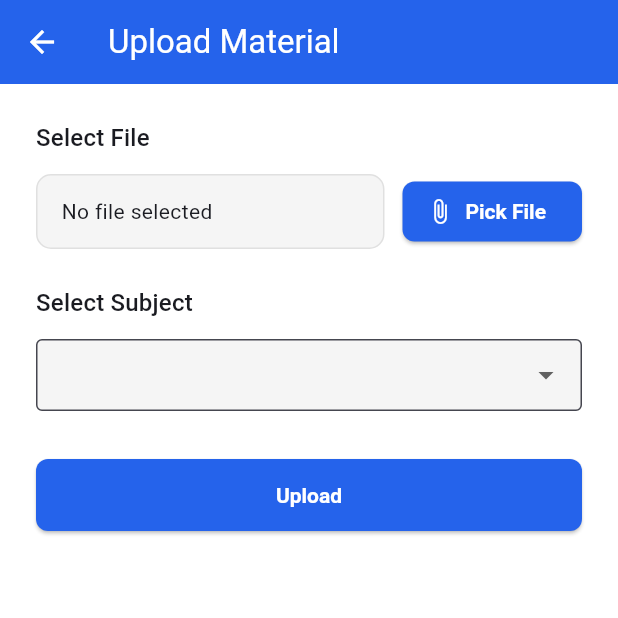
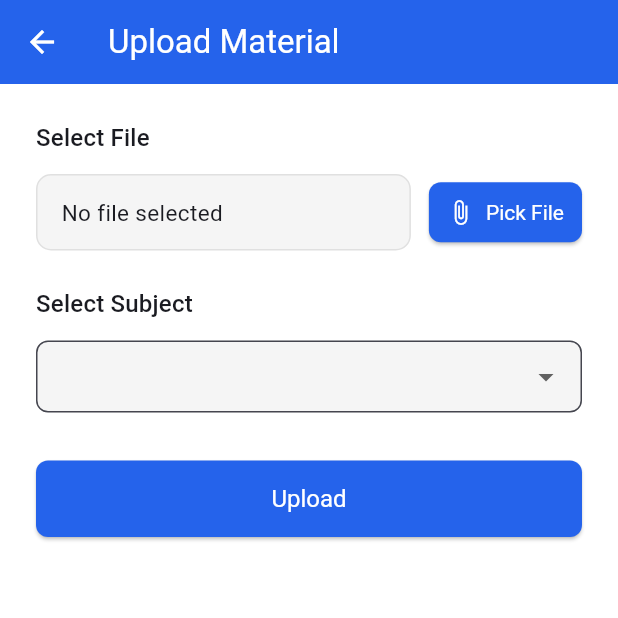
Before and after one commit to Faqih001/learning_material_downloader-app, a Flutter app: the UploadScreen screen opened by its route, on a phone screen of 412 x 824 dp, the top half of it. Run offline on Flutter 3.47's test engine with Material 3 defaults, Android fonts, the phone set to English and light mode, and no system bars; our stand-ins replace flutter_dotenv, google_maps_flutter, shared_preferences, smooth_page_indicator; accounts and stored records are empty.

Commit message:
Refactor UploadScreen: Enhance layout responsiveness and improve UI elements for better user experience

```diff
--- a/lib/screens/upload_screen.dart
+++ b/lib/screens/upload_screen.dart
@@ -101,22 +101,26 @@ class _UploadScreenState extends State<UploadScreen> {
         title: const Text('Upload Material'),
         backgroundColor: const Color(0xFF2563EB),
       ),
-      body:
-          _loadingUser
+      body: _loadingUser
           ? const Center(child: CircularProgressIndicator())
-              : Padding(
-                padding: const EdgeInsets.all(24),
+          : LayoutBuilder(
+              builder: (context, constraints) {
+                final isWide = constraints.maxWidth > 700;
+                return Center(
+                  child: ConstrainedBox(
+                    constraints: BoxConstraints(maxWidth: isWide ? 500 : double.infinity),
+                    child: Padding(
+                      padding: EdgeInsets.all(isWide ? 40 : 24),
                       child: Column(
                         crossAxisAlignment: CrossAxisAlignment.start,
                         children: [
-                    if ((_user['name']?.isNotEmpty ?? false) ||
-                        (_user['email']?.isNotEmpty ?? false))
+                          if ((_user['name']?.isNotEmpty ?? false) || (_user['email']?.isNotEmpty ?? false))
                             Container(
                               width: double.infinity,
                               color: Colors.blue.shade50,
-                        padding: const EdgeInsets.symmetric(
-                          vertical: 12,
-                          horizontal: 16,
+                              padding: EdgeInsets.symmetric(
+                                vertical: isWide ? 18 : 12,
+                                horizontal: isWide ? 32 : 16,
                               ),
                               child: Row(
                                 children: [
@@ -129,22 +133,15 @@ class _UploadScreenState extends State<UploadScreen> {
                                     child: Column(
                                       crossAxisAlignment: CrossAxisAlignment.start,
                                       children: [
-                                  if (_user['name'] != null &&
-                                      _user['name']!.isNotEmpty)
+                                        if (_user['name'] != null && _user['name']!.isNotEmpty)
                                           Text(
                                             _user['name']!,
-                                      style: const TextStyle(
-                                        fontWeight: FontWeight.bold,
+                                            style: const TextStyle(fontWeight: FontWeight.bold),
                                           ),
-                                    ),
-                                  if (_user['email'] != null &&
-                                      _user['email']!.isNotEmpty)
+                                        if (_user['email'] != null && _user['email']!.isNotEmpty)
                                           Text(
                                             _user['email']!,
-                                      style: const TextStyle(
-                                        fontSize: 13,
-                                        color: Colors.black54,
-                                      ),
+                                            style: const TextStyle(fontSize: 13, color: Colors.black54),
                                           ),
                                       ],
                                     ),
@@ -154,77 +151,84 @@ class _UploadScreenState extends State<UploadScreen> {
                             ),
                           Text(
                             'Select File',
-                      style: Theme.of(context).textTheme.titleMedium,
+                            style: Theme.of(context).textTheme.titleMedium?.copyWith(fontSize: isWide ? 22 : null),
                           ),
-                    const SizedBox(height: 12),
+                          SizedBox(height: isWide ? 18 : 12),
                           Row(
                             children: [
                               Expanded(
                                 child: Container(
-                            padding: const EdgeInsets.symmetric(
-                              horizontal: 16,
-                              vertical: 14,
+                                  padding: EdgeInsets.symmetric(
+                                    horizontal: isWide ? 24 : 16,
+                                    vertical: isWide ? 18 : 14,
                                   ),
                                   decoration: BoxDecoration(
                                     color: Colors.grey[100],
-                              borderRadius: BorderRadius.circular(10),
+                                    borderRadius: BorderRadius.circular(isWide ? 14 : 10),
                                     border: Border.all(color: Colors.grey.shade300),
                                   ),
-                            child: Text(_fileName ?? 'No file selected'),
+                                  child: Text(
+                                    _fileName ?? 'No file selected',
+                                    style: TextStyle(fontSize: isWide ? 17 : 15),
                                   ),
                                 ),
-                        const SizedBox(width: 12),
-                        ElevatedButton.icon(
+                              ),
+                              SizedBox(width: isWide ? 20 : 12),
+                              MouseRegion(
+                                cursor: SystemMouseCursors.click,
+                                child: ElevatedButton.icon(
                                   onPressed: _uploading ? null : _pickFile,
                                   icon: const Icon(Icons.attach_file),
                                   label: const Text('Pick File'),
                                   style: ElevatedButton.styleFrom(
                                     backgroundColor: const Color(0xFF2563EB),
+                                    padding: EdgeInsets.symmetric(
+                                      horizontal: isWide ? 24 : 12,
+                                      vertical: isWide ? 16 : 10,
+                                    ),
+                                    textStyle: TextStyle(fontSize: isWide ? 16 : 14),
+                                  ),
                                 ),
                               ),
                             ],
                           ),
-                    const SizedBox(height: 24),
+                          SizedBox(height: isWide ? 32 : 24),
                           Text(
                             'Select Subject',
-                      style: Theme.of(context).textTheme.titleMedium,
+                            style: Theme.of(context).textTheme.titleMedium?.copyWith(fontSize: isWide ? 22 : null),
                           ),
-                    const SizedBox(height: 12),
+                          SizedBox(height: isWide ? 18 : 12),
                           DropdownButtonFormField<String>(
                             value: _subject,
-                      items:
-                          _subjects
-                              .map(
-                                (s) =>
-                                    DropdownMenuItem(value: s, child: Text(s)),
-                              )
+                            items: _subjects
+                                .map((s) => DropdownMenuItem(value: s, child: Text(s)))
                                 .toList(),
-                      onChanged:
-                          _uploading
-                              ? null
-                              : (v) => setState(() => _subject = v),
-                      decoration: const InputDecoration(
-                        border: OutlineInputBorder(),
+                            onChanged: _uploading ? null : (v) => setState(() => _subject = v),
+                            decoration: InputDecoration(
+                              border: OutlineInputBorder(borderRadius: BorderRadius.circular(isWide ? 14 : 8)),
                               contentPadding: EdgeInsets.symmetric(
-                          horizontal: 12,
-                          vertical: 8,
+                                horizontal: isWide ? 18 : 12,
+                                vertical: isWide ? 14 : 8,
                               ),
                             ),
+                            style: TextStyle(fontSize: isWide ? 17 : 15),
                           ),
-                    const SizedBox(height: 32),
+                          SizedBox(height: isWide ? 40 : 32),
                           SizedBox(
                             width: double.infinity,
+                            child: MouseRegion(
+                              cursor: SystemMouseCursors.click,
                               child: ElevatedButton(
                                 onPressed: _uploading ? null : _upload,
                                 style: ElevatedButton.styleFrom(
                                   backgroundColor: const Color(0xFF2563EB),
-                          padding: const EdgeInsets.symmetric(vertical: 16),
+                                  padding: EdgeInsets.symmetric(vertical: isWide ? 20 : 16),
                                   shape: RoundedRectangleBorder(
-                            borderRadius: BorderRadius.circular(8),
+                                    borderRadius: BorderRadius.circular(isWide ? 12 : 8),
                                   ),
+                                  textStyle: TextStyle(fontSize: isWide ? 18 : 16),
                                 ),
-                        child:
-                            _uploading
+                                child: _uploading
                                     ? const SizedBox(
                                         width: 24,
                                         height: 24,
@@ -236,22 +240,27 @@ class _UploadScreenState extends State<UploadScreen> {
                                     : const Text('Upload'),
                               ),
                             ),
+                          ),
                           if (_uploadStatus != null)
                             Padding(
-                        padding: const EdgeInsets.only(top: 16),
+                              padding: EdgeInsets.only(top: isWide ? 24 : 16),
                               child: Text(
                                 _uploadStatus!,
                                 style: TextStyle(
-                            color:
-                                _uploadStatus == 'Upload successful!'
+                                  color: _uploadStatus == 'Upload successful!'
                                       ? Colors.green
                                       : Colors.red,
+                                  fontSize: isWide ? 17 : 15,
                                 ),
                               ),
                             ),
                         ],
                       ),
                     ),
+                  ),
+                );
+              },
+            ),
     );
   }
 }
```
Lines whose indentation alone changed are shown as unchanged.
